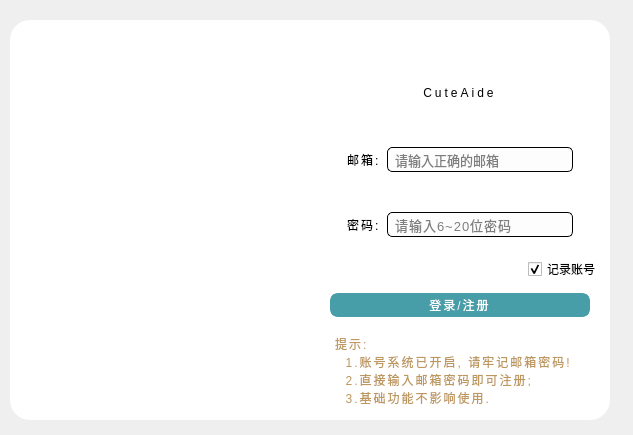
Above: views/login.ui from Pupper0601/CuteAide before the change. Below: the same form after it.
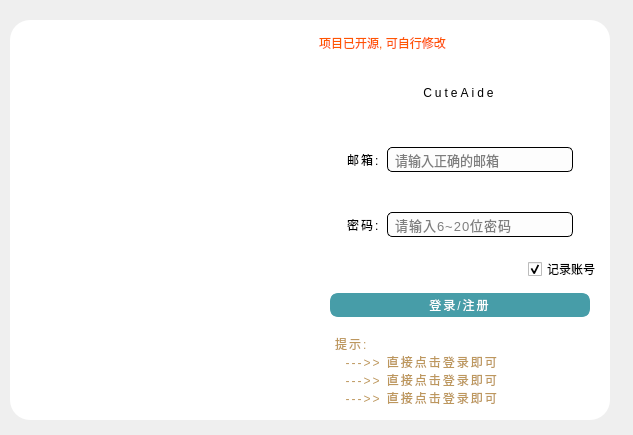
That is the form after the change. Icons and pictures are not drawn.

Commit message: 修改ui , 新增 打赏页面, 去除登录相关内容

What changed in the file:
```diff
--- a/views/login.ui
+++ b/views/login.ui
@@ -179,6 +179,33 @@
            <property name="rightMargin">
             <number>12</number>
            </property>
+           <item>
+            <spacer name="horizontalSpacer_9">
+             <property name="orientation">
+              <enum>Qt::Orientation::Horizontal</enum>
+             </property>
+             <property name="sizeHint" stdset="0">
+              <size>
+               <width>40</width>
+               <height>20</height>
+              </size>
+             </property>
+            </spacer>
+           </item>
+           <item>
+            <widget class="QPushButton" name="pushButton_4">
+             <property name="styleSheet">
+              <string notr="true">#pushButton_4{
+	border: none;
+	font: 700 9pt rgb(255, 0, 0);
+	color: rgb(255, 85, 0);
+}</string>
+             </property>
+             <property name="text">
+              <string>项目已开源, 可自行修改</string>
+             </property>
+            </widget>
+           </item>
            <item>
             <spacer name="horizontalSpacer_16">
              <property name="orientation">
@@ -186,7 +213,7 @@
              </property>
              <property name="sizeHint" stdset="0">
               <size>
-               <width>205</width>
+               <width>150</width>
                <height>10</height>
               </size>
              </property>
@@ -864,9 +891,9 @@
              </property>
              <property name="text">
               <string>提示:
-  1.账号系统已开启, 请牢记邮箱密码!
-  2.直接输入邮箱密码即可注册;
-  3.基础功能不影响使用.</string>
+  ---&gt;&gt; 直接点击登录即可
+  ---&gt;&gt; 直接点击登录即可
+  ---&gt;&gt; 直接点击登录即可</string>
              </property>
              <property name="scaledContents">
               <bool>false</bool>
```
Left out of the diff: 6 changed lines with no effect on the pictures. The commit also changes 11 other files.
